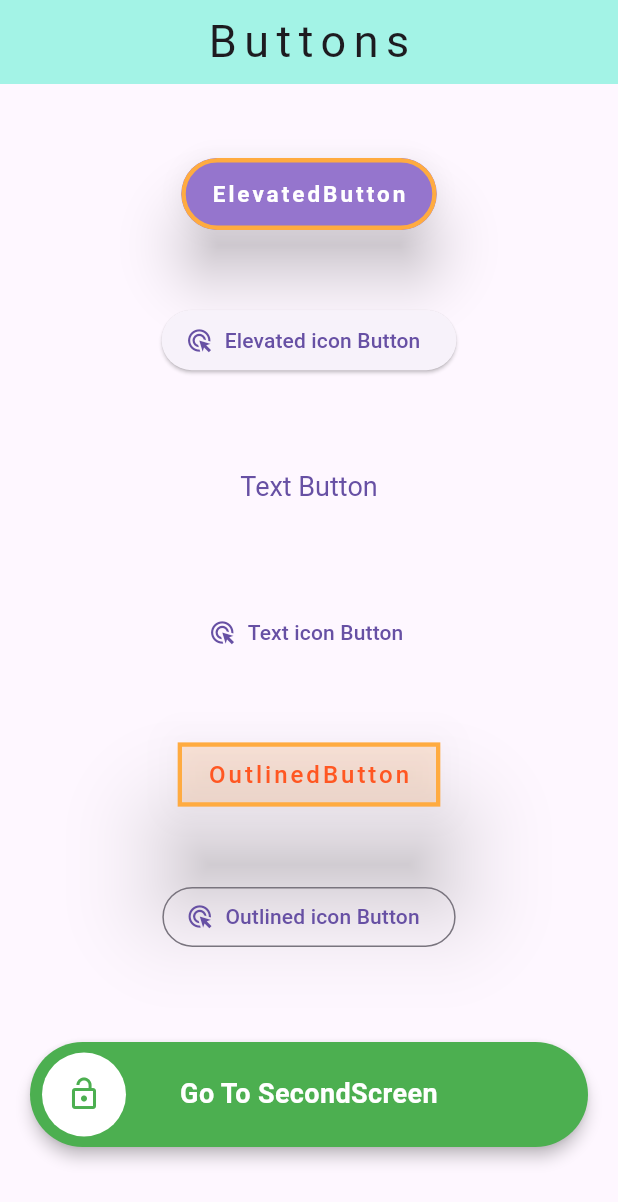
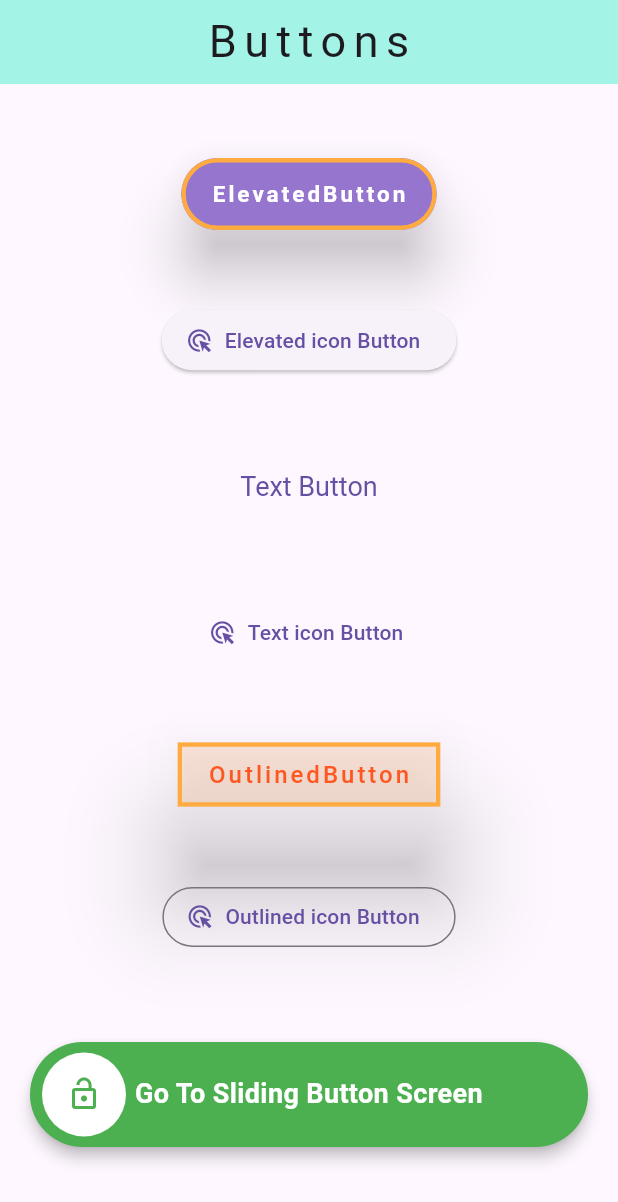
Before and after one commit to Ratndeep1999/buttons, a Flutter app: the screen it shows after launch, on a phone screen of 412 x 824 dp. Shown: the top 1202 px of the screen. Run offline on Flutter 3.47's test engine with Material 3 defaults, Android fonts, the phone set to English and light mode, and no system bars; drawn by our look-alikes of slide_to_act; our stand-ins replace slider_button, swipeable_button_view; missing offline and left inert: slide_to_confirm.

Commit message:
sliding buttons and button2 add

```diff
--- a/lib/buttons.dart
+++ b/lib/buttons.dart
@@ -1,8 +1,7 @@
+import 'package:buttons/sliding_buttons.dart';
 import 'package:flutter/material.dart';
 import 'package:flutter/services.dart';
 import 'package:slide_to_act/slide_to_act.dart';
-
-import 'buttons2.dart';
 
 class Buttons extends StatelessWidget {
   const Buttons({super.key});
@@ -29,8 +28,9 @@ class Buttons extends StatelessWidget {
             crossAxisAlignment: CrossAxisAlignment.center,
             mainAxisAlignment: MainAxisAlignment.spaceEvenly,
             children: [
+
               /// ElevatedButton
-              buildElevatedButton(),
+              buildElevatedButton(context),
 
               /// Elevated with icon
               ElevatedButton.icon(
@@ -71,9 +71,12 @@ class Buttons extends StatelessWidget {
               /// Swipe Button using Package
               // slide_to_act: ^2.0.2
               Padding(
-                padding: const EdgeInsets.symmetric(horizontal: 20, vertical: 10),
+                padding: const EdgeInsets.symmetric(
+                  horizontal: 20,
+                  vertical: 10,
+                ),
                 child: SlideAction(
-                  text: "Go To SecondScreen",
+                  text: "Go To Sliding Button Screen",
                   textStyle: TextStyle(
                     fontSize: 18,
                     fontWeight: FontWeight.bold,
@@ -91,7 +94,7 @@ class Buttons extends StatelessWidget {
                     // Navigate after swipe
                     Navigator.push(
                       context,
-                      MaterialPageRoute(builder: (context) => Buttons2()),
+                      MaterialPageRoute(builder: (context) => SlidingButtons()),
                     );
                     return null;
                   },
@@ -211,10 +214,16 @@ class Buttons extends StatelessWidget {
     );
   }
 
-  ElevatedButton buildElevatedButton() {
+  ElevatedButton buildElevatedButton(context) {
     return ElevatedButton(
       // 1. Callback when tap on button
       onPressed: () {
+        Navigator.of(context).push(
+          MaterialPageRoute(
+            builder: (context) => Buttons(),
+          ),
+        );
+
         debugPrint('ElevatedButton');
         // null : disable state
       },
```
